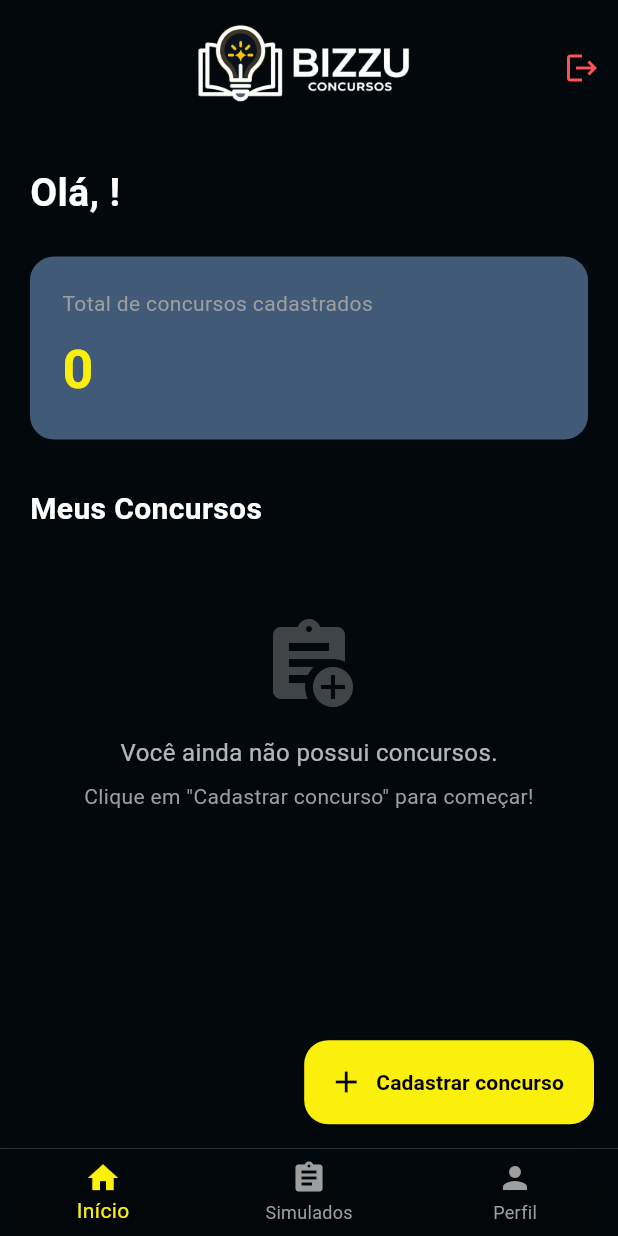
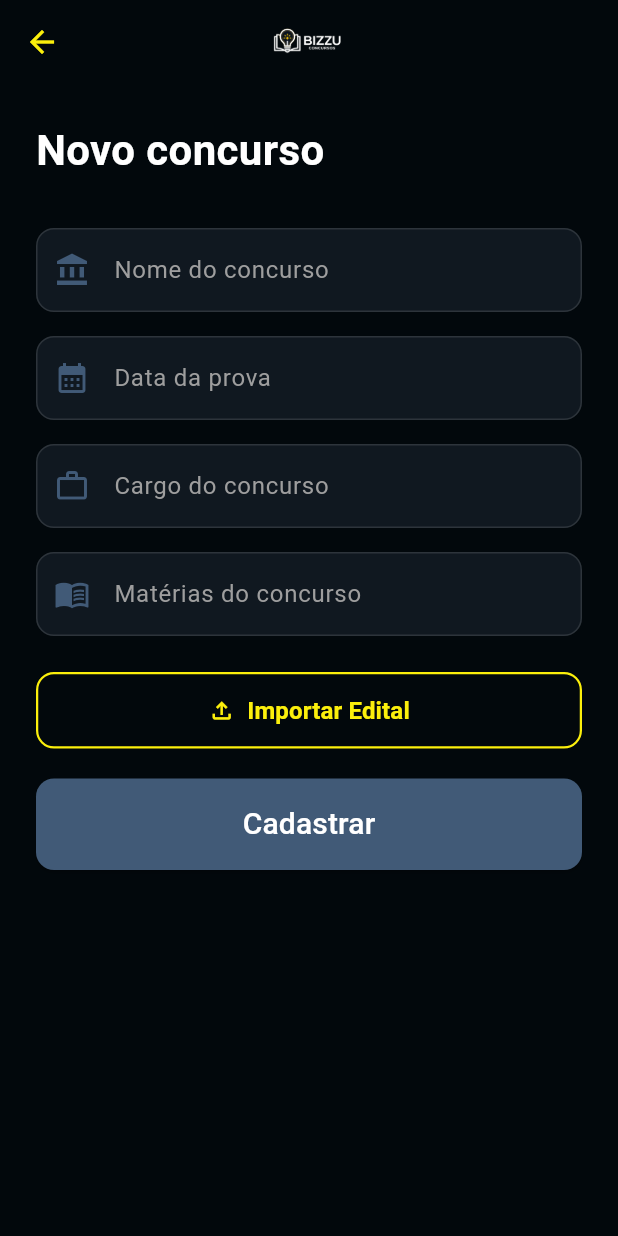
Before and after one commit to thiagocosta870/bizzu_concursos, a Flutter app: the HomeView screen opened directly, after a tap on "Cadastrar concurso", on a phone screen of 412 x 824 dp. Run offline on Flutter 3.47's test engine with Material 3 defaults, Android fonts, the phone set to English and light mode, and no system bars; our stand-ins replace cloud_firestore, firebase_auth, firebase_core, google_sign_in; missing offline and left inert: flutter_facebook_auth; accounts and stored records are empty; generated files the repository leaves out were written again.

Commit message:
Parte de visualizar concursos cadastrados e de cadastrar concursos funcionando

```diff
--- /dev/null
+++ b/lib/controllers/cadastro_concurso_controller.dart
@@ -0,0 +1,40 @@
+import 'package:bizzu_concursos/models/concurso_model.dart';
+import 'package:bizzu_concursos/models/repositories/concurso_repository.dart';
+
+class CadastroConcursoController {
+  final ConcursoRepository _repository = ConcursoRepository();
+
+  Future<bool> salvarNovoConcurso({
+    required String nome,
+    required String cargo,
+    required String dataProva,
+    required String materias,
+    required String usuarioId,
+  }) async {
+    final novoConcurso = ConcursoModel(
+      nome: nome,
+      cargo: cargo,
+      dataProva: dataProva,
+      materias: materias,
+    );
+    return await _repository.salvarConcurso(novoConcurso, usuarioId);
+  }
+
+  Future<bool> atualizarConcurso({
+    required String id,
+    required String nome,
+    required String cargo,
+    required String dataProva,
+    required String materias,
+    required String usuarioId,
+  }) async {
+    final concursoAtualizado = ConcursoModel(
+      id: id,
+      nome: nome,
+      cargo: cargo,
+      dataProva: dataProva,
+      materias: materias,
+    );
+    return await _repository.atualizarConcurso(concursoAtualizado, usuarioId);
+  }
+}
--- a/lib/controllers/home_controller.dart
+++ b/lib/controllers/home_controller.dart
@@ -3,16 +3,18 @@ import 'package:bizzu_concursos/models/repositories/concurso_repository.dart';
 
 class HomeController {
   final ConcursoRepository _repository = ConcursoRepository();
-
   List<ConcursoModel> meusConcursos = [];
 
   Future<void> carregarConcursos(String usuarioId) async {
     try {
       meusConcursos = await _repository.buscarConcursos(usuarioId);
     } catch (e) {
-      print('Erro no controller ao carregar concursos: $e');
       meusConcursos = [];
     }
+  }
+
+  Future<bool> excluirConcurso(String usuarioId, String concursoId) async {
+    return await _repository.excluirConcurso(usuarioId, concursoId);
   }
 
   void limparDados() {
--- a/lib/models/concurso_model.dart
+++ b/lib/models/concurso_model.dart
@@ -3,12 +3,14 @@ class ConcursoModel {
   String nome;
   String dataProva;
   String cargo;
+  String materias;
 
   ConcursoModel({
     this.id,
     required this.nome,
     required this.dataProva,
     required this.cargo,
+    required this.materias,
   });
 
   factory ConcursoModel.fromMap(Map<String, dynamic> map, String documentId) {
@@ -17,6 +19,7 @@ class ConcursoModel {
       nome: map['nome'] ?? '',
       dataProva: map['dataProva'] ?? '',
       cargo: map['cargo'] ?? '',
+      materias: map['materias'] ?? '',
     );
   }
 
@@ -25,6 +28,7 @@ class ConcursoModel {
       'nome': nome,
       'dataProva': dataProva,
       'cargo': cargo,
+      'materias': materias,
     };
   }
 }
--- a/lib/models/repositories/concurso_repository.dart
+++ b/lib/models/repositories/concurso_repository.dart
@@ -1,22 +1,69 @@
+import 'package:cloud_firestore/cloud_firestore.dart';
 import 'package:bizzu_concursos/models/concurso_model.dart';
 
 class ConcursoRepository {
+  final FirebaseFirestore _firestore = FirebaseFirestore.instance;
 
   Future<List<ConcursoModel>> buscarConcursos(String usuarioId) async {
     try {
-      // TODO: Aqui entrará o código do Firebase Firestore (collection.get)
-      return [];
+      final snapshot = await _firestore
+          .collection('usuarios')
+          .doc(usuarioId)
+          .collection('concursos')
+          .get();
+
+      return snapshot.docs
+          .map((doc) => ConcursoModel.fromMap(doc.data(), doc.id))
+          .toList();
     } catch (e) {
-      print('Erro no repositório ao buscar concursos: $e');
+      print('Erro ao buscar concursos: $e');
       return [];
     }
   }
 
   Future<bool> salvarConcurso(ConcursoModel concurso, String usuarioId) async {
     try {
+      await _firestore
+          .collection('usuarios')
+          .doc(usuarioId)
+          .collection('concursos')
+          .add(concurso.toMap());
       return true;
     } catch (e) {
-      print('Erro no repositório ao salvar concurso: $e');
+      print('Erro ao salvar: $e');
+      return false;
+    }
+  }
+
+  Future<bool> atualizarConcurso(
+    ConcursoModel concurso,
+    String usuarioId,
+  ) async {
+    try {
+      await _firestore
+          .collection('usuarios')
+          .doc(usuarioId)
+          .collection('concursos')
+          .doc(concurso.id)
+          .update(concurso.toMap());
+      return true;
+    } catch (e) {
+      print('Erro ao atualizar: $e');
+      return false;
+    }
+  }
+
+  Future<bool> excluirConcurso(String usuarioId, String concursoId) async {
+    try {
+      await _firestore
+          .collection('usuarios')
+          .doc(usuarioId)
+          .collection('concursos')
+          .doc(concursoId)
+          .delete();
+      return true;
+    } catch (e) {
+      print('Erro ao excluir: $e');
       return false;
     }
   }
--- /dev/null
+++ b/lib/views/cadastrar_concurso_view.dart
@@ -0,0 +1,268 @@
+import 'package:flutter/material.dart';
+import 'package:firebase_auth/firebase_auth.dart';
+import 'package:bizzu_concursos/controllers/cadastro_concurso_controller.dart';
+import 'package:bizzu_concursos/models/concurso_model.dart';
+import 'package:bizzu_concursos/views/widgets/campo_texto_customizado.dart';
+import 'package:bizzu_concursos/views/widgets/botao_customizado.dart';
+
+class CadastrarConcursoView extends StatefulWidget {
+  final ConcursoModel? concursoParaEditar;
+
+  const CadastrarConcursoView({super.key, this.concursoParaEditar});
+
+  @override
+  State<CadastrarConcursoView> createState() => _CadastrarConcursoViewState();
+}
+
+class _CadastrarConcursoViewState extends State<CadastrarConcursoView> {
+  final _formKey = GlobalKey<FormState>();
+
+  final _nomeController = TextEditingController();
+  final _dataController = TextEditingController();
+  final _cargoController = TextEditingController();
+  final _materiasController = TextEditingController();
+
+  final _controller = CadastroConcursoController();
+  bool _estaCarregando = false;
+
+  @override
+  void initState() {
+    super.initState();
+    if (widget.concursoParaEditar != null) {
+      _nomeController.text = widget.concursoParaEditar!.nome;
+      _dataController.text = widget.concursoParaEditar!.dataProva;
+      _cargoController.text = widget.concursoParaEditar!.cargo;
+      _materiasController.text = widget.concursoParaEditar!.materias;
+    }
+  }
+
+  @override
+  void dispose() {
+    _nomeController.dispose();
+    _dataController.dispose();
+    _cargoController.dispose();
+    _materiasController.dispose();
+    super.dispose();
+  }
+
+  Future<void> _selecionarData(BuildContext context) async {
+    final dataSelecionada = await showDatePicker(
+      context: context,
+      initialDate: DateTime.now(),
+      firstDate: DateTime.now(),
+      lastDate: DateTime(2030),
+      builder: (context, child) {
+        return Theme(
+          data: Theme.of(context).copyWith(
+            colorScheme: const ColorScheme.dark(
+              primary: Color.fromARGB(255, 251, 239, 12),
+              onPrimary: Colors.black,
+              surface: Color(0xFF101820),
+              onSurface: Colors.white,
+            ),
+            dialogTheme: DialogThemeData(
+              backgroundColor: const Color(0xFF02080C),
+            ),
+          ),
+          child: child!,
+        );
+      },
+    );
+
+    if (dataSelecionada != null) {
+      setState(() {
+        String dia = dataSelecionada.day.toString().padLeft(2, '0');
+        String mes = dataSelecionada.month.toString().padLeft(2, '0');
+        String ano = dataSelecionada.year.toString();
+        _dataController.text = "$dia/$mes/$ano";
+      });
+    }
+  }
+
+  Future<void> _salvarDados() async {
+    if (_formKey.currentState!.validate()) {
+      setState(() => _estaCarregando = true);
+      final usuarioId = FirebaseAuth.instance.currentUser?.uid;
+
+      if (usuarioId != null) {
+        bool sucesso;
+
+        if (widget.concursoParaEditar == null) {
+          sucesso = await _controller.salvarNovoConcurso(
+            nome: _nomeController.text.trim(),
+            cargo: _cargoController.text.trim(),
+            dataProva: _dataController.text.trim(),
+            materias: _materiasController.text.trim(),
+            usuarioId: usuarioId,
+          );
+        } else {
+          sucesso = await _controller.atualizarConcurso(
+            id: widget.concursoParaEditar!.id!,
+            nome: _nomeController.text.trim(),
+            cargo: _cargoController.text.trim(),
+            dataProva: _dataController.text.trim(),
+            materias: _materiasController.text.trim(),
+            usuarioId: usuarioId,
+          );
+        }
+
+        if (sucesso && mounted) {
+          ScaffoldMessenger.of(context).showSnackBar(
+            SnackBar(
+              content: Text(
+                widget.concursoParaEditar == null
+                    ? 'Concurso cadastrado com sucesso!'
+                    : 'Concurso atualizado com sucesso!',
+              ),
+              backgroundColor: Colors.green,
+            ),
+          );
+          Navigator.pop(context, true);
+        } else if (mounted) {
+          ScaffoldMessenger.of(context).showSnackBar(
+            const SnackBar(
+              content: Text('Erro ao salvar. Tente novamente.'),
+              backgroundColor: Colors.red,
+            ),
+          );
+        }
+      }
+      setState(() => _estaCarregando = false);
+    }
+  }
+
+  @override
+  Widget build(BuildContext context) {
+    final isEditando = widget.concursoParaEditar != null;
+
+    return Scaffold(
+      backgroundColor: const Color(0xFF02080C),
+      appBar: AppBar(
+        backgroundColor: Colors.transparent,
+        elevation: 0,
+        centerTitle: true,
+        title: Image.asset(
+          'assets/images/logo_horizontal.png',
+          height: 40,
+          fit: BoxFit.contain,
+        ),
+        iconTheme: const IconThemeData(
+          color: Color.fromARGB(255, 251, 239, 12),
+        ),
+      ),
+      body: SingleChildScrollView(
+        padding: const EdgeInsets.all(24.0),
+        child: Form(
+          key: _formKey,
+          child: Column(
+            crossAxisAlignment: CrossAxisAlignment.stretch,
+            children: [
+              Text(
+                isEditando ? 'Editar concurso' : 'Novo concurso',
+                style: const TextStyle(
+                  color: Colors.white,
+                  fontSize: 28,
+                  fontWeight: FontWeight.bold,
+                ),
+              ),
+              const SizedBox(height: 32),
+
+              CampoTextoCustomizado(
+                controller: _nomeController,
+                hintText: 'Nome do concurso',
+                icone: Icons.account_balance,
+                textCapitalization: TextCapitalization.words,
+                paddingBottom: 16.0,
+                validator: (value) => value == null || value.trim().isEmpty
+                    ? 'Campo obrigatório'
+                    : null,
+              ),
+
+              CampoTextoCustomizado(
+                controller: _dataController,
+                hintText: 'Data da prova',
+                icone: Icons.calendar_month,
+                readOnly: true,
+                onTap: () => _selecionarData(context),
+                paddingBottom: 16.0,
+                validator: (value) =>
+                    value == null || value.isEmpty ? 'Campo obrigatório' : null,
+              ),
+
+              CampoTextoCustomizado(
+                controller: _cargoController,
+                hintText: 'Cargo do concurso',
+                icone: Icons.work_outline,
+                textCapitalization: TextCapitalization.sentences,
+                paddingBottom: 16.0,
+                validator: (value) => value == null || value.trim().isEmpty
+                    ? 'Campo obrigatório'
+                    : null,
+              ),
+
+              CampoTextoCustomizado(
+                controller: _materiasController,
+                hintText: 'Matérias do concurso',
+                icone: Icons.menu_book,
+                textCapitalization: TextCapitalization.sentences,
+                paddingBottom: 24.0,
+                validator: (value) => value == null || value.trim().isEmpty
+                    ? 'Campo obrigatório'
+                    : null,
+              ),
+
+              OutlinedButton.icon(
+                onPressed: () {
+                  ScaffoldMessenger.of(context).showSnackBar(
+                    const SnackBar(
+                      content: Text(
+                        'Funcionalidade de importação de edital em breve!',
+                      ),
+                    ),
+                  );
+                },
+                icon: const Icon(
+                  Icons.file_upload_outlined,
+                  color: Color.fromARGB(255, 251, 239, 12),
+                ),
+                label: const Text(
+                  'Importar Edital',
+                  style: TextStyle(
+                    color: Color.fromARGB(255, 251, 239, 12),
+                    fontSize: 16,
+                    fontWeight: FontWeight.bold,
+                  ),
+                ),
+                style: OutlinedButton.styleFrom(
+                  padding: const EdgeInsets.symmetric(vertical: 14),
+                  side: const BorderSide(
+                    color: Color.fromARGB(255, 251, 239, 12),
+                    width: 1.5,
+                  ),
+                  shape: RoundedRectangleBorder(
+                    borderRadius: BorderRadius.circular(12),
+                  ),
+                ),
+              ),
+
+              const SizedBox(height: 20),
+
+              _estaCarregando
+                  ? const Center(
+                      child: CircularProgressIndicator(
+                        valueColor: AlwaysStoppedAnimation<Color>(
+                          Color.fromARGB(255, 251, 239, 12),
+                        ),
+                      ),
+                    )
+                  : BotaoCustomizado(
+                      texto: isEditando ? 'Salvar Alterações' : 'Cadastrar',
+                      onPressed: _salvarDados,
+                    ),
+            ],
+          ),
+        ),
+      ),
+    );
+  }
+}
--- a/lib/views/home_view.dart
+++ b/lib/views/home_view.dart
@@ -2,6 +2,8 @@ import 'package:flutter/material.dart';
 import 'package:firebase_auth/firebase_auth.dart';
 import 'package:bizzu_concursos/views/bem_vindo_view.dart';
 import 'package:bizzu_concursos/views/widgets/card_concurso.dart';
+import 'package:bizzu_concursos/views/cadastrar_concurso_view.dart';
+import 'package:bizzu_concursos/controllers/home_controller.dart';
 
 class HomeView extends StatefulWidget {
   const HomeView({super.key});
@@ -13,9 +15,24 @@ class HomeView extends StatefulWidget {
 class _HomeViewState extends State<HomeView> {
   int _indiceAtual = 0;
   final usuario = FirebaseAuth.instance.currentUser;
+  final HomeController _homeController = HomeController();
+  bool _carregando = true;
 
+  @override
+  void initState() {
+    super.initState();
+    _carregarConcursos();
+  }
 
-  List<Map<String, String>> meusConcursos = [];
+  Future<void> _carregarConcursos() async {
+    if (usuario?.uid != null) {
+      setState(() => _carregando = true);
+      await _homeController.carregarConcursos(usuario!.uid);
+      if (mounted) {
+        setState(() => _carregando = false);
+      }
+    }
+  }
 
   Future<void> _deslogar() async {
     final confirmar = await showDialog<bool>(
@@ -67,6 +84,8 @@ class _HomeViewState extends State<HomeView> {
         ? '${nomeExibicao[0].toUpperCase()}${nomeExibicao.substring(1)}'
         : nomeExibicao;
 
+    final concursos = _homeController.meusConcursos;
+
     return ListView(
       padding: const EdgeInsets.all(20.0),
       children: [
@@ -83,7 +102,7 @@ class _HomeViewState extends State<HomeView> {
         Container(
           padding: const EdgeInsets.all(20),
           decoration: BoxDecoration(
-            color: const Color(0xFF415A77),
+            color: const Color(0xFF415A77).withOpacity(0.2),
             borderRadius: BorderRadius.circular(16),
             border: Border.all(color: const Color(0xFF415A77), width: 1.5),
           ),
@@ -96,7 +115,7 @@ class _HomeViewState extends State<HomeView> {
               ),
               const SizedBox(height: 8),
               Text(
-                '${meusConcursos.length}',
+                '${concursos.length}',
                 style: const TextStyle(
                   color: Color.fromARGB(255, 251, 239, 12),
                   fontSize: 36,
@@ -118,12 +137,25 @@ class _HomeViewState extends State<HomeView> {
         ),
         const SizedBox(height: 16),
 
-        if (meusConcursos.isEmpty)
+        if (_carregando)
+          const Center(
+            child: Padding(
+              padding: EdgeInsets.all(32.0),
+              child: CircularProgressIndicator(
+                color: Color.fromARGB(255, 251, 239, 12),
+              ),
+            ),
+          )
+        else if (concursos.isEmpty)
           Padding(
             padding: const EdgeInsets.only(top: 40.0),
             child: Column(
               children: [
-                Icon(Icons.assignment_add, size: 64, color: Colors.grey.withOpacity(0.4)),
+                Icon(
+                  Icons.assignment_add,
+                  size: 64,
+                  color: Colors.grey.withOpacity(0.4),
+                ),
                 const SizedBox(height: 16),
                 const Text(
                   'Você ainda não possui concursos.',
@@ -139,14 +171,70 @@ class _HomeViewState extends State<HomeView> {
             ),
           )
         else
-          ...meusConcursos.map((concurso) => CardConcurso(
-                nome: concurso['nome']!,
-                data: concurso['data']!,
-                cargo: concurso['cargo']!,
-                onEditar: () {},
-                onExcluir: () {},
-                onAbrir: () {},
-              )).toList(),
+          ...concursos
+              .map(
+                (concurso) => CardConcurso(
+                  nome: concurso.nome,
+                  data: concurso.dataProva,
+                  cargo: concurso.cargo,
+                  onEditar: () async {
+                    final atualizou = await Navigator.push(
+                      context,
+                      MaterialPageRoute(
+                        builder: (context) =>
+                            CadastrarConcursoView(concursoParaEditar: concurso),
+                      ),
+                    );
+                    if (atualizou == true) _carregarConcursos();
+                  },
+                  onExcluir: () async {
+                    final confirmar = await showDialog<bool>(
+                      context: context,
+                      builder: (context) => AlertDialog(
+                        backgroundColor: const Color(0xFF0D1B2A),
+                        title: const Text(
+                          'Excluir Concurso?',
+                          style: TextStyle(color: Colors.white),
+                        ),
+                        content: const Text(
+                          'Esta ação não pode ser desfeita.',
+                          style: TextStyle(color: Colors.white70),
+                        ),
+                        actions: [
+                          TextButton(
+                            onPressed: () => Navigator.pop(context, false),
+                            child: const Text(
+                              'Cancelar',
+                              style: TextStyle(color: Colors.grey),
+                            ),
+                          ),
+                          TextButton(
+                            onPressed: () => Navigator.pop(context, true),
+                            child: const Text(
+                              'Excluir',
+                              style: TextStyle(
+                                color: Colors.redAccent,
+                                fontWeight: FontWeight.bold,
+                              ),
+                            ),
+                          ),
+                        ],
+                      ),
+                    );
+
+                    if (confirmar == true && usuario != null) {
+                      setState(() => _carregando = true);
+                      await _homeController.excluirConcurso(
+                        usuario!.uid,
+                        concurso.id!,
+                      );
+                      _carregarConcursos();
+                    }
+                  },
+                  onAbrir: () {},
+                ),
+              )
+              .toList(),
 
         const SizedBox(height: 80),
       ],
@@ -165,8 +253,8 @@ class _HomeViewState extends State<HomeView> {
         centerTitle: true,
         title: Image.asset(
           'assets/images/logo_horizontal.png',
-          height: 160,
-          width: 190,
+          height: 90,
+          width: 160,
           fit: BoxFit.contain,
         ),
         actions: [
@@ -187,7 +275,18 @@ class _HomeViewState extends State<HomeView> {
             ),
       floatingActionButton: _indiceAtual == 0
           ? FloatingActionButton.extended(
-              onPressed: () {},
+              onPressed: () async {
+                final atualizou = await Navigator.push(
+                  context,
+                  MaterialPageRoute(
+                    builder: (context) => const CadastrarConcursoView(),
+                  ),
+                );
+
+                if (atualizou == true) {
+                  _carregarConcursos();
+                }
+              },
               backgroundColor: const Color.fromARGB(255, 251, 239, 12),
               icon: const Icon(Icons.add, color: Colors.black),
               label: const Text(
--- a/lib/views/widgets/campo_texto_customizado.dart
+++ b/lib/views/widgets/campo_texto_customizado.dart
@@ -5,8 +5,12 @@ class CampoTextoCustomizado extends StatelessWidget {
   final String hintText;
   final IconData icone;
   final bool isSenha;
+  final double paddingBottom;
   final String? Function(String?)? validator;
-  final double paddingBottom;
+
+  final bool readOnly;
+  final VoidCallback? onTap;
+  final TextCapitalization textCapitalization;
 
   const CampoTextoCustomizado({
     super.key,
@@ -14,8 +18,11 @@ class CampoTextoCustomizado extends StatelessWidget {
     required this.hintText,
     required this.icone,
     this.isSenha = false,
+    this.paddingBottom = 20.0,
     this.validator,
-    this.paddingBottom = 16.0,
+    this.readOnly = false,
+    this.onTap,
+    this.textCapitalization = TextCapitalization.none,
   });
 
   @override
@@ -25,21 +32,23 @@ class CampoTextoCustomizado extends StatelessWidget {
       child: TextFormField(
         controller: controller,
         obscureText: isSenha,
-        validator: validator,
+        readOnly: readOnly,
+        onTap: onTap, // Ação ao clicar
+        textCapitalization: textCapitalization,
         style: const TextStyle(color: Colors.white),
         decoration: InputDecoration(
-          hintText: hintText,
-          hintStyle: const TextStyle(color: Colors.white54),
-          prefixIcon: Icon(icone, color: Colors.white54),
+          labelText: hintText,
+          labelStyle: const TextStyle(color: Colors.grey),
+          prefixIcon: Icon(icone, color: const Color(0xFF415A77)),
           filled: true,
-          fillColor: Colors.transparent,
+          fillColor: const Color(0xFF101820),
           enabledBorder: OutlineInputBorder(
             borderRadius: BorderRadius.circular(12),
-            borderSide: const BorderSide(color: Colors.white24),
+            borderSide: const BorderSide(color: Colors.white12),
           ),
           focusedBorder: OutlineInputBorder(
             borderRadius: BorderRadius.circular(12),
-            borderSide: const BorderSide(color: Colors.blueAccent),
+            borderSide: const BorderSide(color: Color.fromARGB(255, 251, 239, 12), width: 2),
           ),
           errorBorder: OutlineInputBorder(
             borderRadius: BorderRadius.circular(12),
@@ -47,9 +56,10 @@ class CampoTextoCustomizado extends StatelessWidget {
           ),
           focusedErrorBorder: OutlineInputBorder(
             borderRadius: BorderRadius.circular(12),
-            borderSide: const BorderSide(color: Colors.redAccent),
+            borderSide: const BorderSide(color: Colors.redAccent, width: 2),
           ),
         ),
+        validator: validator,
       ),
     );
   }
```
Also changed, not shown: lib/views/cadastro_view.dart (+0 -12 lines), 1 other file.
